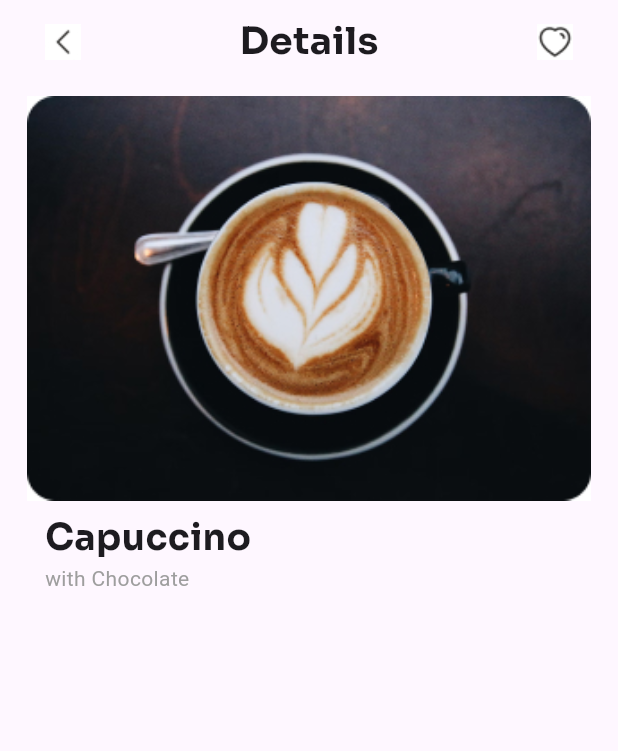
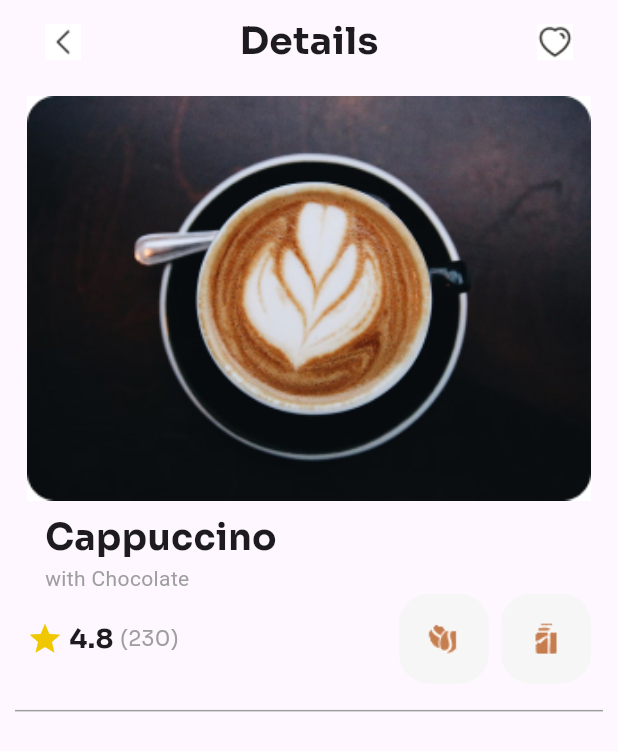
Before and after one commit to samokafor/Cappuccino, a Flutter app: the screen it shows after launch, on a phone screen of 412 x 824 dp. Shown: the top 751 px of the screen. Run offline on Flutter 3.47's test engine with Material 3 defaults, Android fonts, the light colour scheme and no system bars; Roboto replaces fonts that are missing (Century Gothic).

Commit message:
added the Ratings section

```diff
--- a/lib/main.dart
+++ b/lib/main.dart
@@ -32,9 +32,18 @@
                   ),
                 ),
                 ImageTitleSection(
-                      imageTitle: 'Capuccino',
-                      content: 'with Chocolate',
-                    ),
+                  imageTitle: 'Cappuccino',
+                  content: 'with Chocolate',
+                ),
+                RatingSection(
+                  rating: 4.8,
+                  numberOfRaters: 230,
+                ),
+                SizedBox(height: 10),
+                Divider(
+                  color: Colors.grey,
+                ),
+                SizedBox(height: 10),
               ],
             ),
           ),
@@ -140,3 +149,61 @@
     );
   }
 }
+
+class RatingSection extends StatelessWidget {
+  const RatingSection(
+      {super.key, required this.rating, required this.numberOfRaters});
+
+  final double rating;
+  final int numberOfRaters;
+
+  @override
+  Widget build(BuildContext context) {
+    return Padding(
+      padding: const EdgeInsets.symmetric(horizontal: 8.0),
+      child: Row(mainAxisAlignment: MainAxisAlignment.spaceBetween, children: [
+        Row(
+          children: [
+            const Icon(Icons.star, color: Color.fromARGB(255, 240, 200, 0)),
+            Text(' $rating ',
+                style: const TextStyle(
+                  fontSize: 18,
+                  fontFamily: 'Sora',
+                  fontWeight: FontWeight.bold,
+                )),
+            Text('($numberOfRaters)',
+                style: const TextStyle(
+                    fontSize: 14, fontFamily: 'Sora', color: Colors.grey)),
+          ],
+        ),
+        const Row(
+          children: [
+            RatingImages(imageURL: 'assets/images/bean.png'),
+            RatingImages(imageURL: 'assets/images/milk.png')
+          ],
+        ),
+      ]),
+    );
+  }
+}
+
+class RatingImages extends StatelessWidget {
+  const RatingImages({super.key, required this.imageURL});
+
+  final String imageURL;
+
+  @override
+  Widget build(BuildContext context) {
+    return Padding(
+      padding: const EdgeInsets.only(left: 8.0),
+      child: Container(
+        width: 60,
+        decoration: BoxDecoration(
+          color: const Color.fromARGB(255, 246, 246, 246),
+          borderRadius: BorderRadius.circular(20),
+        ),
+        child: Image.asset(imageURL),
+      ),
+    );
+  }
+}
```
